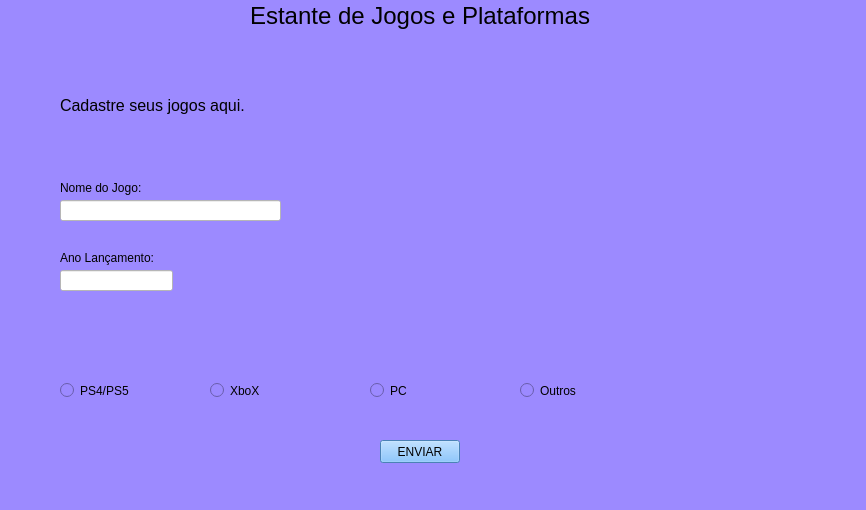
Above: cadastro.ui from CesarOli/cadastro_de_jogos_e_plataformas before the change. Below: the same form after it.
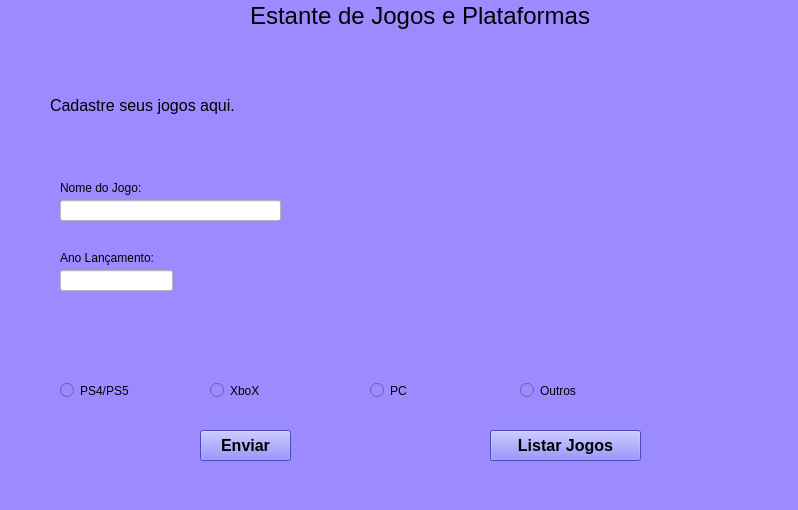
That is the form after the change.

Commit message: Alteração dos botões.

Patch:
```diff
--- a/cadastro.ui
+++ b/cadastro.ui
@@ -6,10 +6,15 @@
    <rect>
     <x>0</x>
     <y>0</y>
-    <width>866</width>
+    <width>798</width>
     <height>510</height>
    </rect>
   </property>
+  <property name="font">
+   <font>
+    <kerning>true</kerning>
+   </font>
+  </property>
   <property name="windowTitle">
    <string>MainWindow</string>
   </property>
@@ -91,9 +96,9 @@
    <widget class="QLabel" name="label_4">
     <property name="geometry">
      <rect>
-      <x>60</x>
+      <x>50</x>
       <y>80</y>
-      <width>211</width>
+      <width>221</width>
       <height>51</height>
      </rect>
     </property>
@@ -161,17 +166,57 @@
    <widget class="QPushButton" name="pushButton">
     <property name="geometry">
      <rect>
-      <x>380</x>
-      <y>440</y>
-      <width>80</width>
-      <height>23</height>
+      <x>200</x>
+      <y>430</y>
+      <width>91</width>
+      <height>31</height>
      </rect>
     </property>
+    <property name="font">
+     <font>
+      <pointsize>12</pointsize>
+      <weight>75</weight>
+      <italic>false</italic>
+      <bold>true</bold>
+      <underline>false</underline>
+      <strikeout>false</strikeout>
+      <kerning>false</kerning>
+     </font>
+    </property>
     <property name="styleSheet">
-     <string notr="true">background-color: rgb(105, 182, 255);</string>
+     <string notr="true">background-color: rgb(104, 99, 255);
+color: rgb(0, 0, 0);</string>
     </property>
     <property name="text">
-     <string>ENVIAR</string>
+     <string>Enviar</string>
+    </property>
+   </widget>
+   <widget class="QPushButton" name="pushButton_4">
+    <property name="geometry">
+     <rect>
+      <x>490</x>
+      <y>430</y>
+      <width>151</width>
+      <height>31</height>
+     </rect>
+    </property>
+    <property name="font">
+     <font>
+      <pointsize>12</pointsize>
+      <weight>75</weight>
+      <italic>false</italic>
+      <bold>true</bold>
+      <underline>false</underline>
+      <strikeout>false</strikeout>
+      <kerning>false</kerning>
+     </font>
+    </property>
+    <property name="styleSheet">
+     <string notr="true">background-color: rgb(104, 99, 255);
+color: rgb(0, 0, 0);</string>
+    </property>
+    <property name="text">
+     <string>Listar Jogos</string>
     </property>
    </widget>
   </widget>
```
Left out of the diff: 4 changed lines with no effect on the pictures.
